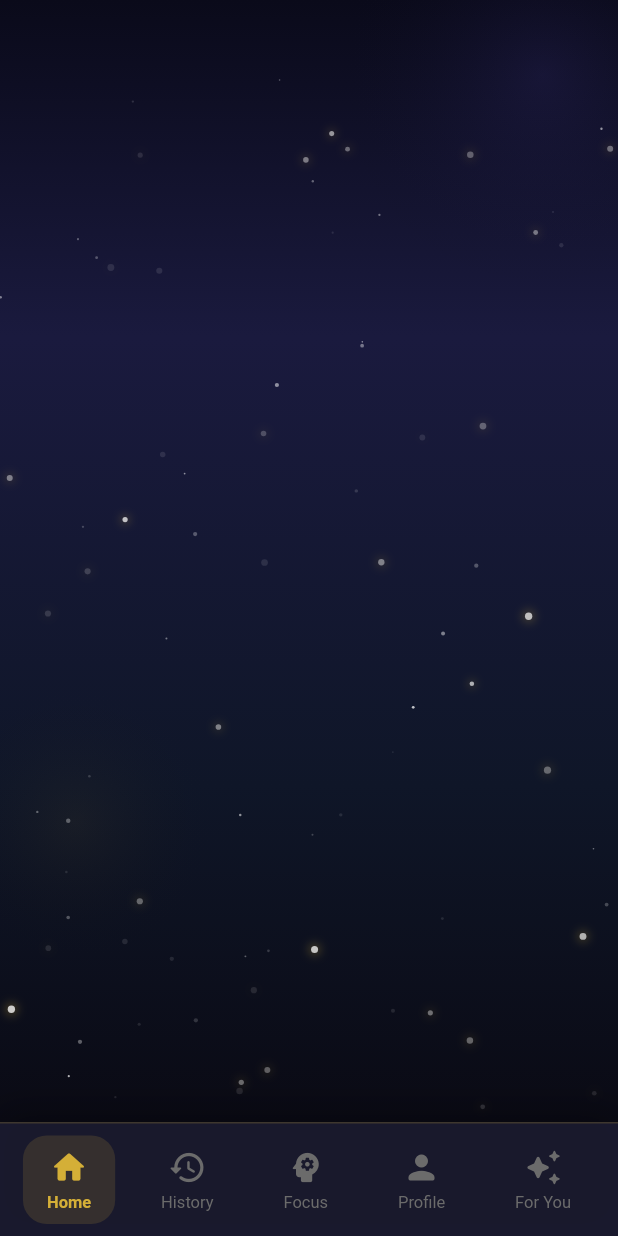
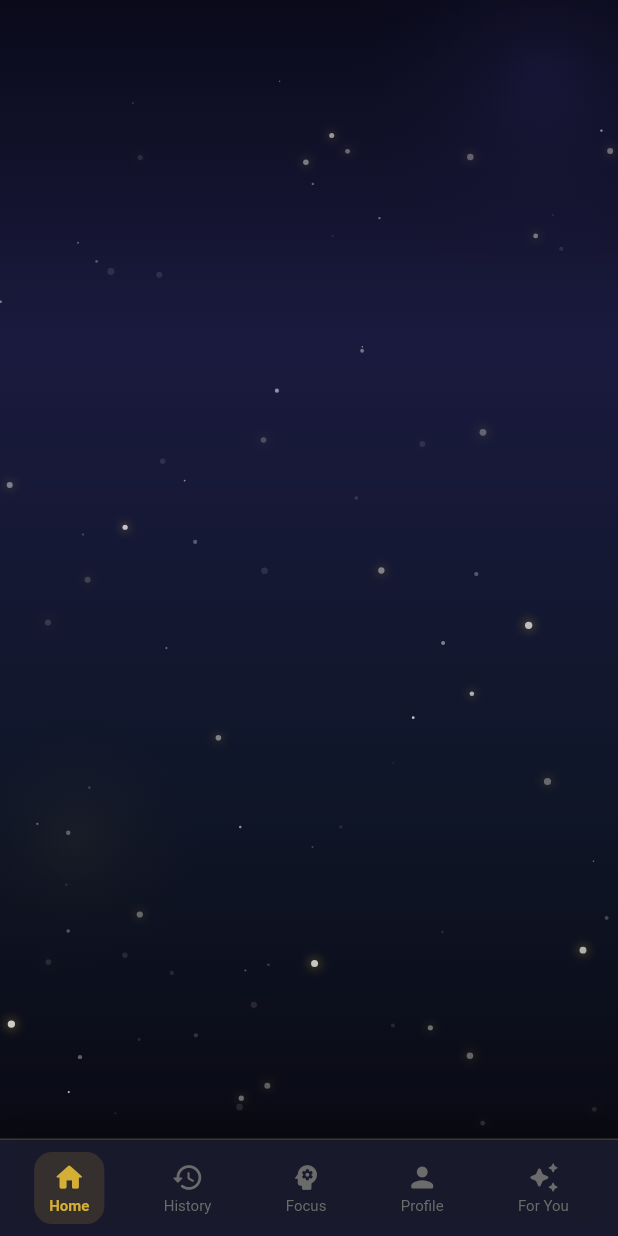
Before and after one commit to alexgro171-coder/astro-app, a Flutter app: the MainShell screen opened directly with empty values, on a phone screen of 412 x 824 dp. Run offline on Flutter 3.47's test engine with Material 3 defaults, Android fonts, the phone set to English and light mode, and no system bars; our stand-ins replace dio, firebase_auth, firebase_core, firebase_messaging, flutter_local_notifications, flutter_riverpod and 10 more; missing offline and left inert: in_app_purchase_android, in_app_purchase_storekit; accounts and stored records are empty.

Commit message:
fix: Reduce bottom nav item sizes to fit 5 tabs

```diff
--- a/mobile/lib/features/shell/main_shell.dart
+++ b/mobile/lib/features/shell/main_shell.dart
@@ -141,12 +141,12 @@ class _NavItem extends StatelessWidget {
       behavior: HitTestBehavior.opaque,
       child: AnimatedContainer(
         duration: const Duration(milliseconds: 200),
-        padding: const EdgeInsets.symmetric(horizontal: 16, vertical: 8),
+        padding: const EdgeInsets.symmetric(horizontal: 10, vertical: 6),
         decoration: BoxDecoration(
           color: isSelected
               ? AppColors.accent.withOpacity(0.15)
               : Colors.transparent,
-          borderRadius: BorderRadius.circular(16),
+          borderRadius: BorderRadius.circular(12),
         ),
         child: Column(
           mainAxisSize: MainAxisSize.min,
@@ -158,7 +158,7 @@ class _NavItem extends StatelessWidget {
                   duration: const Duration(milliseconds: 200),
                   child: Icon(
                     icon,
-                    size: 26,
+                    size: 22,
                     color: isSelected
                         ? AppColors.accent
                         : AppColors.textMuted,
@@ -187,11 +187,11 @@ class _NavItem extends StatelessWidget {
                   ),
               ],
             ),
-            const SizedBox(height: 4),
+            const SizedBox(height: 2),
             AnimatedDefaultTextStyle(
               duration: const Duration(milliseconds: 200),
               style: TextStyle(
-                fontSize: 11,
+                fontSize: 10,
                 fontWeight: isSelected ? FontWeight.w600 : FontWeight.w400,
                 color: isSelected
                     ? AppColors.accent
```
